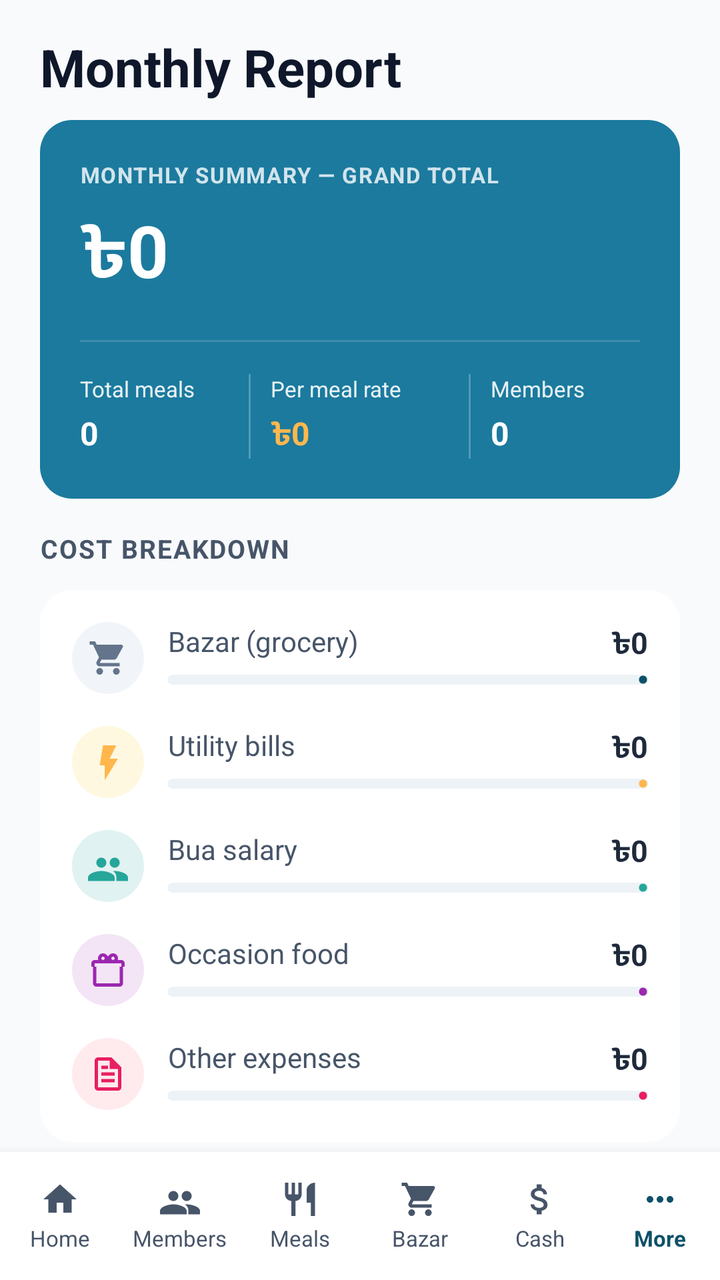
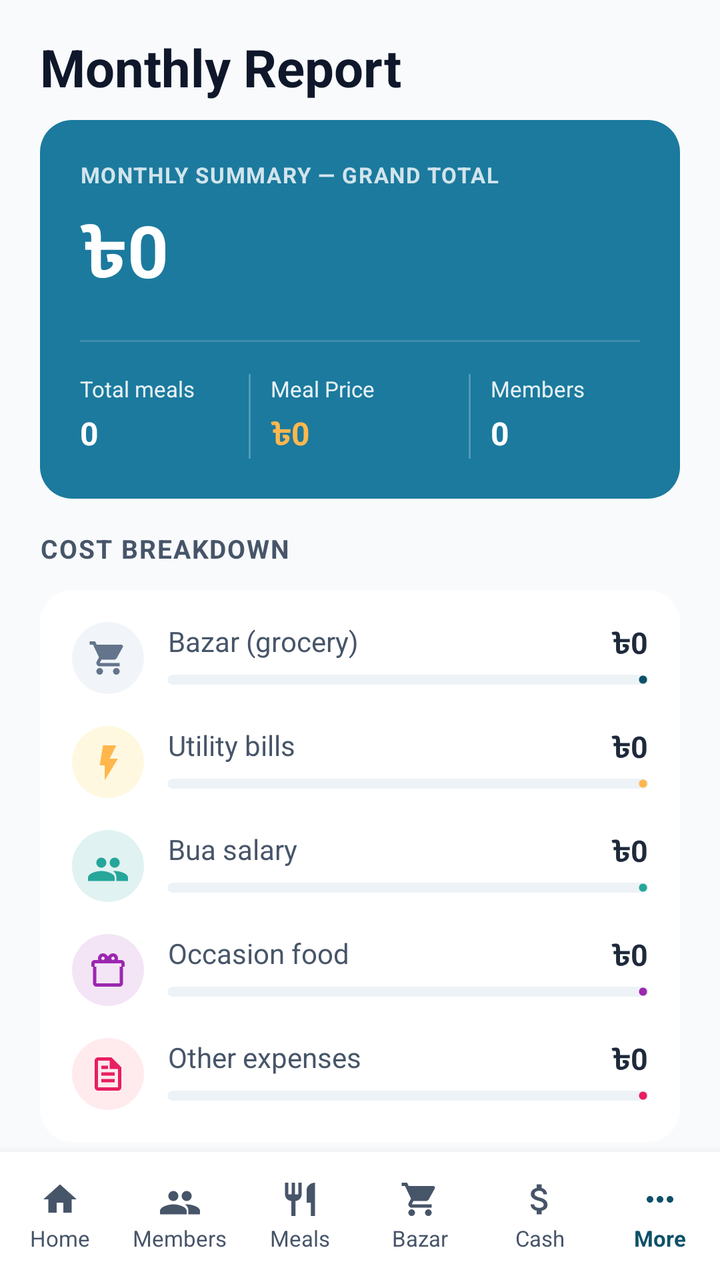

Before-and-after screenshots of an Android layout around one commit, followed by the original layout XML and the change that was made.
<!-- AndroidManifest.xml: application theme Theme.MessManagement -->
<!-- res/layout/activity_monthly_report.xml -->
<?xml version="1.0" encoding="utf-8"?>
<LinearLayout xmlns:android="http://schemas.android.com/apk/res/android"
    xmlns:app="http://schemas.android.com/apk/res-auto"
    android:layout_width="match_parent"
    android:layout_height="match_parent"
    android:orientation="vertical"
    android:background="#F8FAFC">

    
    <TextView
        android:layout_width="match_parent"
        android:layout_height="60dp"
        android:text="Monthly Report"
        android:textSize="26sp"
        android:textStyle="bold"
        android:textColor="#0F172A"
        android:paddingHorizontal="20dp"
        android:paddingTop="16dp"
        android:paddingBottom="8dp" />

    
    <androidx.core.widget.NestedScrollView
        android:layout_width="match_parent"
        android:layout_height="0dp"
        android:layout_weight="1">

        <LinearLayout
            android:layout_width="match_parent"
            android:layout_height="wrap_content"
            android:orientation="vertical"
            android:paddingHorizontal="20dp"
            android:paddingBottom="20dp">

            
            <androidx.cardview.widget.CardView
                android:layout_width="match_parent"
                android:layout_height="wrap_content"
                android:layout_marginBottom="16dp"
                app:cardCornerRadius="16dp"
                app:cardElevation="0dp">

                <LinearLayout
                    android:layout_width="match_parent"
                    android:layout_height="wrap_content"
                    android:background="#1B7A9E"
                    android:orientation="vertical"
                    android:padding="20dp">

                    <TextView
                        android:id="@+id/tvReportMonth"
                        android:layout_width="wrap_content"
                        android:layout_height="wrap_content"
                        android:text="MONTHLY SUMMARY — GRAND TOTAL"
                        android:textSize="11sp"
                        android:textStyle="bold"
                        android:textColor="#FFFFFF"
                        android:alpha="0.8"
                        android:letterSpacing="0.05" />

                    <TextView
                        android:id="@+id/tvGrandTotal"
                        android:layout_width="wrap_content"
                        android:layout_height="wrap_content"
                        android:text="৳0"
                        android:textSize="36sp"
                        android:textStyle="bold"
                        android:textColor="#FFFFFF"
                        android:layout_marginTop="6dp"
                        android:layout_marginBottom="16dp" />

                    
                    <View
                        android:layout_width="match_parent"
                        android:layout_height="1dp"
                        android:background="#FFFFFF"
                        android:alpha="0.15"
                        android:layout_marginBottom="16dp" />

                    
                    <LinearLayout
                        android:layout_width="match_parent"
                        android:layout_height="wrap_content"
                        android:orientation="horizontal"
                        android:baselineAligned="false">

                        
                        <LinearLayout
                            android:layout_width="0dp"
                            android:layout_height="wrap_content"
                            android:layout_weight="1"
                            android:orientation="vertical">

                            <TextView
                                android:layout_width="wrap_content"
                                android:layout_height="wrap_content"
                                android:text="Total meals"
                                android:textSize="11sp"
                                android:textColor="#FFFFFF"
                                android:alpha="0.9" />

                            <TextView
                                android:id="@+id/tvTotalMeals"
                                android:layout_width="wrap_content"
                                android:layout_height="wrap_content"
                                android:text="0"
                                android:textSize="16sp"
                                android:textStyle="bold"
                                android:textColor="#FFFFFF"
                                android:layout_marginTop="4dp" />
                        </LinearLayout>

                        
                        <View
                            android:layout_width="1dp"
                            android:layout_height="match_parent"
                            android:background="#FFFFFF"
                            android:alpha="0.25"
                            android:layout_marginHorizontal="10dp" />

                        
                        <LinearLayout
                            android:layout_width="0dp"
                            android:layout_height="wrap_content"
                            android:layout_weight="1.2"
                            android:orientation="vertical">

                            <TextView
                                android:layout_width="wrap_content"
                                android:layout_height="wrap_content"
                                android:text="Per meal rate"
                                android:textSize="11sp"
                                android:textColor="#FFFFFF"
                                android:alpha="0.9" />

                            <TextView
                                android:id="@+id/tvMealRate"
                                android:layout_width="wrap_content"
                                android:layout_height="wrap_content"
                                android:text="৳0"
                                android:textSize="16sp"
                                android:textStyle="bold"
                                android:textColor="#FFB74D"
                                android:layout_marginTop="4dp" />
                        </LinearLayout>

                        
                        <View
                            android:layout_width="1dp"
                            android:layout_height="match_parent"
                            android:background="#FFFFFF"
                            android:alpha="0.25"
                            android:layout_marginHorizontal="10dp" />

                        
                        <LinearLayout
                            android:layout_width="0dp"
                            android:layout_height="wrap_content"
                            android:layout_weight="1"
                            android:orientation="vertical">

                            <TextView
                                android:layout_width="wrap_content"
                                android:layout_height="wrap_content"
                                android:text="Members"
                                android:textSize="11sp"
                                android:textColor="#FFFFFF"
                                android:alpha="0.9" />

                            <TextView
                                android:id="@+id/tvMemberCount"
                                android:layout_width="wrap_content"
                                android:layout_height="wrap_content"
                                android:text="0"
                                android:textSize="16sp"
                                android:textStyle="bold"
                                android:textColor="#FFFFFF"
                                android:layout_marginTop="4dp" />
                        </LinearLayout>
                    </LinearLayout>
                </LinearLayout>
            </androidx.cardview.widget.CardView>

            
            <TextView
                android:layout_width="wrap_content"
                android:layout_height="wrap_content"
                android:text="COST BREAKDOWN"
                android:textSize="13sp"
                android:textStyle="bold"
                android:textColor="#475569"
                android:layout_marginBottom="12dp"
                android:letterSpacing="0.05" />

            
            <androidx.cardview.widget.CardView
                android:layout_width="match_parent"
                android:layout_height="wrap_content"
                android:layout_marginBottom="24dp"
                app:cardCornerRadius="16dp"
                app:cardElevation="0dp"
                app:cardBackgroundColor="@color/white">

                <LinearLayout
                    android:layout_width="match_parent"
                    android:layout_height="wrap_content"
                    android:orientation="vertical"
                    android:padding="16dp">

                    
                    <LinearLayout
                        android:layout_width="match_parent"
                        android:layout_height="wrap_content"
                        android:orientation="horizontal"
                        android:layout_marginBottom="16dp">

                        <ImageView
                            android:layout_width="36dp"
                            android:layout_height="36dp"
                            android:src="@drawable/ic_bazar"
                            android:padding="8dp"
                            android:background="@drawable/pill_background"
                            android:backgroundTint="#F1F5F9"
                            app:tint="#64748B" />

                        <LinearLayout
                            android:layout_width="match_parent"
                            android:layout_height="wrap_content"
                            android:orientation="vertical"
                            android:layout_marginStart="12dp">

                            <RelativeLayout
                                android:layout_width="match_parent"
                                android:layout_height="wrap_content">
                                <TextView
                                    android:layout_width="wrap_content"
                                    android:layout_height="wrap_content"
                                    android:text="Bazar (grocery)"
                                    android:textSize="14sp"
                                    android:textColor="#475569" />
                                <TextView
                                    android:id="@+id/tvBazarCost"
                                    android:layout_width="wrap_content"
                                    android:layout_height="wrap_content"
                                    android:text="৳0"
                                    android:textSize="15sp"
                                    android:textStyle="bold"
                                    android:textColor="#1E293B"
                                    android:layout_alignParentEnd="true" />
                            </RelativeLayout>

                            <com.google.android.material.progressindicator.LinearProgressIndicator
                                android:id="@+id/pbBazar"
                                android:layout_width="match_parent"
                                android:layout_height="wrap_content"
                                android:progress="0"
                                app:trackThickness="5dp"
                                app:trackColor="#EDF2F7"
                                app:indicatorColor="#0D5169"
                                app:trackCornerRadius="10dp"
                                android:layout_marginTop="4dp" />
                        </LinearLayout>
                    </LinearLayout>

                    
                    <LinearLayout
                        android:layout_width="match_parent"
                        android:layout_height="wrap_content"
                        android:orientation="horizontal"
                        android:layout_marginBottom="16dp">

                        <ImageView
                            android:layout_width="36dp"
                            android:layout_height="36dp"
                            android:src="@drawable/ic_bolt"
                            android:padding="8dp"
                            android:background="@drawable/pill_background"
                            android:backgroundTint="#FFF8E1"
                            app:tint="#FFB74D" />

                        <LinearLayout
                            android:layout_width="match_parent"
                            android:layout_height="wrap_content"
                            android:orientation="vertical"
                            android:layout_marginStart="12dp">

                            <RelativeLayout
                                android:layout_width="match_parent"
                                android:layout_height="wrap_content">
                                <TextView
                                    android:layout_width="wrap_content"
                                    android:layout_height="wrap_content"
                                    android:text="Utility bills"
                                    android:textSize="14sp"
                                    android:textColor="#475569" />
                                <TextView
                                    android:id="@+id/tvUtilityCost"
                                    android:layout_width="wrap_content"
                                    android:layout_height="wrap_content"
                                    android:text="৳0"
                                    android:textSize="15sp"
                                    android:textStyle="bold"
                                    android:textColor="#1E293B"
                                    android:layout_alignParentEnd="true" />
                            </RelativeLayout>

                            <com.google.android.material.progressindicator.LinearProgressIndicator
                                android:id="@+id/pbUtility"
                                android:layout_width="match_parent"
                                android:layout_height="wrap_content"
                                android:progress="0"
                                app:trackThickness="5dp"
                                app:trackColor="#EDF2F7"
                                app:indicatorColor="#FFB74D"
                                app:trackCornerRadius="10dp"
                                android:layout_marginTop="4dp" />
                        </LinearLayout>
                    </LinearLayout>

                    
                    <LinearLayout
                        android:layout_width="match_parent"
                        android:layout_height="wrap_content"
                        android:orientation="horizontal"
                        android:layout_marginBottom="16dp">

                        <ImageView
                            android:layout_width="36dp"
                            android:layout_height="36dp"
                            android:src="@drawable/ic_members"
                            android:padding="8dp"
                            android:background="@drawable/pill_background"
                            android:backgroundTint="#E0F2F1"
                            app:tint="#26A69A" />

                        <LinearLayout
                            android:layout_width="match_parent"
                            android:layout_height="wrap_content"
                            android:orientation="vertical"
                            android:layout_marginStart="12dp">

                            <RelativeLayout
                                android:layout_width="match_parent"
                                android:layout_height="wrap_content">
                                <TextView
                                    android:layout_width="wrap_content"
                                    android:layout_height="wrap_content"
                                    android:text="Bua salary"
                                    android:textSize="14sp"
                                    android:textColor="#475569" />
                                <TextView
                                    android:id="@+id/tvBuaCost"
                                    android:layout_width="wrap_content"
                                    android:layout_height="wrap_content"
                                    android:text="৳0"
                                    android:textSize="15sp"
                                    android:textStyle="bold"
                                    android:textColor="#1E293B"
                                    android:layout_alignParentEnd="true" />
                            </RelativeLayout>

                            <com.google.android.material.progressindicator.LinearProgressIndicator
                                android:id="@+id/pbBua"
                                android:layout_width="match_parent"
                                android:layout_height="wrap_content"
                                android:progress="0"
                                app:trackThickness="5dp"
                                app:trackColor="#EDF2F7"
                                app:indicatorColor="#26A69A"
                                app:trackCornerRadius="10dp"
                                android:layout_marginTop="4dp" />
                        </LinearLayout>
                    </LinearLayout>

                    
                    <LinearLayout
                        android:layout_width="match_parent"
                        android:layout_height="wrap_content"
                        android:orientation="horizontal"
                        android:layout_marginBottom="16dp">

                        <ImageView
                            android:layout_width="36dp"
                            android:layout_height="36dp"
                            android:src="@drawable/ic_gift_box"
                            android:padding="8dp"
                            android:background="@drawable/pill_background"
                            android:backgroundTint="#F3E5F5"
                            app:tint="#9C27B0" />

                        <LinearLayout
                            android:layout_width="match_parent"
                            android:layout_height="wrap_content"
                            android:orientation="vertical"
                            android:layout_marginStart="12dp">

                            <RelativeLayout
                                android:layout_width="match_parent"
                                android:layout_height="wrap_content">
                                <TextView
                                    android:layout_width="wrap_content"
                                    android:layout_height="wrap_content"
                                    android:text="Occasion food"
                                    android:textSize="14sp"
                                    android:textColor="#475569" />
                                <TextView
                                    android:id="@+id/tvOccasionCost"
                                    android:layout_width="wrap_content"
                                    android:layout_height="wrap_content"
                                    android:text="৳0"
                                    android:textSize="15sp"
                                    android:textStyle="bold"
                                    android:textColor="#1E293B"
                                    android:layout_alignParentEnd="true" />
                            </RelativeLayout>

                            <com.google.android.material.progressindicator.LinearProgressIndicator
                                android:id="@+id/pbOccasion"
                                android:layout_width="match_parent"
                                android:layout_height="wrap_content"
                                android:progress="0"
                                app:trackThickness="5dp"
                                app:trackColor="#EDF2F7"
                                app:indicatorColor="#9C27B0"
                                app:trackCornerRadius="10dp"
                                android:layout_marginTop="4dp" />
                        </LinearLayout>
                    </LinearLayout>

                    
                    <LinearLayout
                        android:layout_width="match_parent"
                        android:layout_height="wrap_content"
                        android:orientation="horizontal">

                        <ImageView
                            android:layout_width="36dp"
                            android:layout_height="36dp"
                            android:src="@drawable/ic_document"
                            android:padding="8dp"
                            android:background="@drawable/pill_background"
                            android:backgroundTint="#FFEBEE"
                            app:tint="#E91E63" />

                        <LinearLayout
                            android:layout_width="match_parent"
                            android:layout_height="wrap_content"
                            android:orientation="vertical"
                            android:layout_marginStart="12dp">

                            <RelativeLayout
                                android:layout_width="match_parent"
                                android:layout_height="wrap_content">
                                <TextView
                                    android:layout_width="wrap_content"
                                    android:layout_height="wrap_content"
                                    android:text="Other expenses"
                                    android:textSize="14sp"
                                    android:textColor="#475569" />
                                <TextView
                                    android:id="@+id/tvOtherCost"
                                    android:layout_width="wrap_content"
                                    android:layout_height="wrap_content"
                                    android:text="৳0"
                                    android:textSize="15sp"
                                    android:textStyle="bold"
                                    android:textColor="#1E293B"
                                    android:layout_alignParentEnd="true" />
                            </RelativeLayout>

                            <com.google.android.material.progressindicator.LinearProgressIndicator
                                android:id="@+id/pbOther"
                                android:layout_width="match_parent"
                                android:layout_height="wrap_content"
                                android:progress="0"
                                app:trackThickness="5dp"
                                app:trackColor="#EDF2F7"
                                app:indicatorColor="#E91E63"
                                app:trackCornerRadius="10dp"
                                android:layout_marginTop="4dp" />
                        </LinearLayout>
                    </LinearLayout>
                </LinearLayout>
            </androidx.cardview.widget.CardView>

            
            <androidx.cardview.widget.CardView
                android:layout_width="match_parent"
                android:layout_height="wrap_content"
                android:layout_marginBottom="40dp"
                app:cardCornerRadius="16dp"
                app:cardElevation="0dp"
                app:cardBackgroundColor="@color/white">

                <LinearLayout
                    android:id="@+id/memberBreakdownContainer"
                    android:layout_width="match_parent"
                    android:layout_height="wrap_content"
                    android:orientation="vertical"
                    android:padding="20dp">

                    <TextView
                        android:layout_width="wrap_content"
                        android:layout_height="wrap_content"
                        android:text="PER MEMBER BREAKDOWN"
                        android:textSize="13sp"
                        android:textStyle="bold"
                        android:textColor="#1E293B"
                        android:layout_marginBottom="16dp"
                        android:letterSpacing="0.05" />

                </LinearLayout>
            </androidx.cardview.widget.CardView>

        </LinearLayout>
    </androidx.core.widget.NestedScrollView>

    
    <LinearLayout
        android:layout_width="match_parent"
        android:layout_height="64dp"
        android:orientation="horizontal"
        android:background="#FFFFFF"
        android:elevation="8dp"
        android:baselineAligned="false">

        <LinearLayout
            android:id="@+id/btn_home"
            android:layout_width="0dp"
            android:layout_height="match_parent"
            android:layout_weight="1"
            android:orientation="vertical"
            android:gravity="center"
            android:clickable="true"
            android:focusable="true"
            android:background="?attr/selectableItemBackground">
            <ImageView
                android:layout_width="20dp"
                android:layout_height="20dp"
                android:src="@drawable/ic_home"
                app:tint="#475569"
                android:contentDescription="Home" />
            <TextView
                android:layout_width="wrap_content"
                android:layout_height="wrap_content"
                android:text="Home"
                android:textSize="11sp"
                android:textColor="#475569"
                android:layout_marginTop="2dp" />
        </LinearLayout>

        <LinearLayout
            android:id="@+id/btn_members"
            android:layout_width="0dp"
            android:layout_height="match_parent"
            android:layout_weight="1"
            android:orientation="vertical"
            android:gravity="center"
            android:clickable="true"
            android:focusable="true"
            android:background="?attr/selectableItemBackground">
            <ImageView
                android:layout_width="20dp"
                android:layout_height="20dp"
                android:src="@drawable/ic_members"
                app:tint="#475569"
                android:contentDescription="Members" />
            <TextView
                android:layout_width="wrap_content"
                android:layout_height="wrap_content"
                android:text="Members"
                android:textSize="11sp"
                android:textColor="#475569"
                android:layout_marginTop="2dp" />
        </LinearLayout>

        <LinearLayout
            android:id="@+id/btn_meals"
            android:layout_width="0dp"
            android:layout_height="match_parent"
            android:layout_weight="1"
            android:orientation="vertical"
            android:gravity="center"
            android:clickable="true"
            android:focusable="true"
            android:background="?attr/selectableItemBackground">
            <ImageView
                android:layout_width="20dp"
                android:layout_height="20dp"
                android:src="@drawable/ic_meals"
                app:tint="#475569"
                android:contentDescription="Meals" />
            <TextView
                android:layout_width="wrap_content"
                android:layout_height="wrap_content"
                android:text="Meals"
                android:textSize="11sp"
                android:textColor="#475569"
                android:layout_marginTop="2dp" />
        </LinearLayout>

        <LinearLayout
            android:id="@+id/btn_bazar"
            android:layout_width="0dp"
            android:layout_height="match_parent"
            android:layout_weight="1"
            android:orientation="vertical"
            android:gravity="center"
            android:clickable="true"
            android:focusable="true"
            android:background="?attr/selectableItemBackground">
            <ImageView
                android:layout_width="20dp"
                android:layout_height="20dp"
                android:src="@drawable/ic_bazar"
                app:tint="#475569"
                android:contentDescription="Bazar" />
            <TextView
                android:layout_width="wrap_content"
                android:layout_height="wrap_content"
                android:text="Bazar"
                android:textSize="11sp"
                android:textColor="#475569"
                android:layout_marginTop="2dp" />
        </LinearLayout>

        <LinearLayout
            android:id="@+id/btn_cash"
            android:layout_width="0dp"
            android:layout_height="match_parent"
            android:layout_weight="1"
            android:orientation="vertical"
            android:gravity="center"
            android:clickable="true"
            android:focusable="true"
            android:background="?attr/selectableItemBackground">
            <ImageView
                android:layout_width="20dp"
                android:layout_height="20dp"
                android:src="@drawable/ic_cash"
                app:tint="#475569"
                android:contentDescription="Cash" />
            <TextView
                android:layout_width="wrap_content"
                android:layout_height="wrap_content"
                android:text="Cash"
                android:textSize="11sp"
                android:textColor="#475569"
                android:layout_marginTop="2dp" />
        </LinearLayout>

        <LinearLayout
            android:id="@+id/btn_more"
            android:layout_width="0dp"
            android:layout_height="match_parent"
            android:layout_weight="1"
            android:orientation="vertical"
            android:gravity="center"
            android:clickable="true"
            android:focusable="true"
            android:background="?attr/selectableItemBackground">
            <ImageView
                android:layout_width="20dp"
                android:layout_height="20dp"
                android:src="@drawable/ic_more"
                app:tint="#0D5169"
                android:contentDescription="More" />
            <TextView
                android:layout_width="wrap_content"
                android:layout_height="wrap_content"
                android:text="More"
                android:textSize="11sp"
                android:textColor="#0D5169"
                android:textStyle="bold"
                android:layout_marginTop="2dp" />
        </LinearLayout>
    </LinearLayout>

</LinearLayout>
<!-- resources referenced by this layout -->
<resources>
  <color name="white">#FFFFFFFF</color>
  <!-- drawable ic_bolt (drawable) -->
  <vector xmlns:android="http://schemas.android.com/apk/res/android"
      android:width="24dp"
      android:height="24dp"
      android:viewportWidth="24"
      android:viewportHeight="24">
      <path
          android:fillColor="@android:color/black"
          android:pathData="M7,14h3v9l8,-13h-5l4,-8H9l-2,12z" />
  </vector>
  <!-- drawable ic_document (drawable) -->
  <vector xmlns:android="http://schemas.android.com/apk/res/android"
      android:width="24dp"
      android:height="24dp"
      android:viewportWidth="24"
      android:viewportHeight="24">
      <path
          android:fillColor="@android:color/black"
          android:pathData="M14,2H6C4.9,2 4,2.9 4,4v16c0,1.1 0.9,2 2,2h12c1.1,0 2,-0.9 2,-2V8L14,2zM18,20H6V4h7v5h5V20zM8,15h8v2H8V15zM8,11h8v2H8V11zM8,7h4v2H8V7z"/>
  </vector>
  <!-- drawable ic_home (drawable) -->
  <vector xmlns:android="http://schemas.android.com/apk/res/android"
      android:width="24dp"
      android:height="24dp"
      android:viewportWidth="24"
      android:viewportHeight="24">
      <path
          android:fillColor="@android:color/black"
          android:pathData="M10,20V14H14V20H19V12H22L12,3L2,12H5V20H10Z" />
  </vector>
  <!-- drawable ic_meals (drawable) -->
  <vector xmlns:android="http://schemas.android.com/apk/res/android"
      android:width="24dp"
      android:height="24dp"
      android:viewportWidth="24"
      android:viewportHeight="24">
      <path
          android:fillColor="@android:color/black"
          android:pathData="M11,9H9V2H7V9H5V2H3V9C3,11.12 4.66,12.84 6.75,12.97V22H9.25V12.97C11.34,12.84 13,11.12 13,9V2H11V9M16,6V14H18.5V22H21V2C18.24,2 16,4.24 16,6Z" />
  </vector>
  <!-- drawable ic_members (drawable) -->
  <vector xmlns:android="http://schemas.android.com/apk/res/android"
      android:width="24dp"
      android:height="24dp"
      android:viewportWidth="24"
      android:viewportHeight="24">
      <path
          android:fillColor="@android:color/black"
          android:pathData="M16,13C17.66,13 19,11.66 19,10C19,8.34 17.66,7 16,7C14.34,7 13,8.34 13,10C13,11.66 14.34,13 16,13M8,13C9.66,13 11,11.66 11,10C11,8.34 9.66,7 8,7C6.34,7 5,8.34 5,10C5,11.66 6.34,13 8,13M8,15C5.33,15 0,16.33 0,19V21H16V19C16,16.33 10.67,15 8,15M16,15C15.71,15 15.38,15.02 15.03,15.05C16.22,15.89 17,17.06 17,18.5V21H24V19C24,16.33 18.67,15 16,15Z" />
  </vector>
  <!-- drawable ic_more (drawable) -->
  <vector xmlns:android="http://schemas.android.com/apk/res/android"
      android:width="24dp"
      android:height="24dp"
      android:viewportWidth="24"
      android:viewportHeight="24">
      <path
          android:fillColor="@android:color/black"
          android:pathData="M6,10C4.9,10 4,10.9 4,12C4,13.1 4.9,14 6,14C7.1,14 8,13.1 8,12C8,10.9 7.1,10 6,10M18,10C16.9,10 16,10.9 16,12C16,13.1 16.9,14 18,14C19.1,14 20,13.1 20,12C20,10.9 19.1,10 18,10M12,10C10.9,10 10,10.9 10,12C10,13.1 10.9,14 12,14C13.1,14 14,13.1 14,12C14,10.9 13.1,10 12,10Z" />
  </vector>
  <!-- drawable pill_background (drawable) -->
  <?xml version="1.0" encoding="utf-8"?>
  <shape xmlns:android="http://schemas.android.com/apk/res/android">
      <solid android:color="#FFFFFF" />
      <corners android:radius="100dp" />
  </shape>
  <style name="Theme.MessManagement" parent="Theme.Material3.Light.NoActionBar">
          
          <item name="colorPrimary">@color/nav_active</item>
          <item name="colorOnPrimary">@color/white</item>
          
          <item name="colorSecondary">@color/bazar_card_end</item>
          <item name="colorOnSecondary">@color/white</item>
          
          <item name="android:statusBarColor">@color/primary_bg</item>
          <item name="android:windowLightStatusBar">true</item>
      </style>
  <color name="nav_active">#1a7a96</color>
  <color name="bazar_card_end">#2b8ab0</color>
  <color name="primary_bg">#1a4d63</color>
  <!-- unchanged entries left out for length: 3 -->
</resources>

<!-- the commit's change to res/layout/activity_monthly_report.xml (unified diff, before → after) -->
@@ -127,7 +127,7 @@
                             <TextView
                                 android:layout_width="wrap_content"
                                 android:layout_height="wrap_content"
-                                android:text="Per meal rate"
+                                android:text="Meal Price"
                                 android:textSize="11sp"
                                 android:textColor="#FFFFFF"
                                 android:alpha="0.9" />
